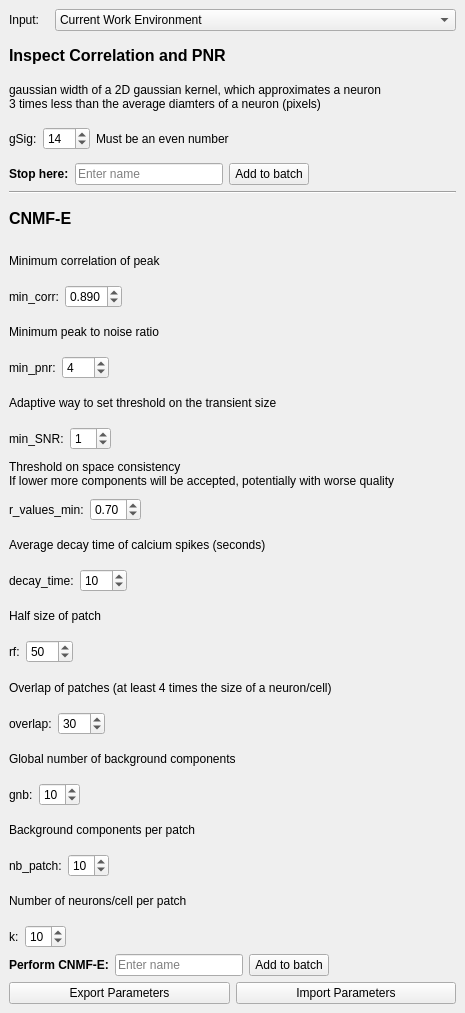
Before: the Qt Designer form mesmerize/viewer/modules/ui_files/cnmfe_pytemplate.ui in kushalkolar/MESmerize, drawn with Qt 5.
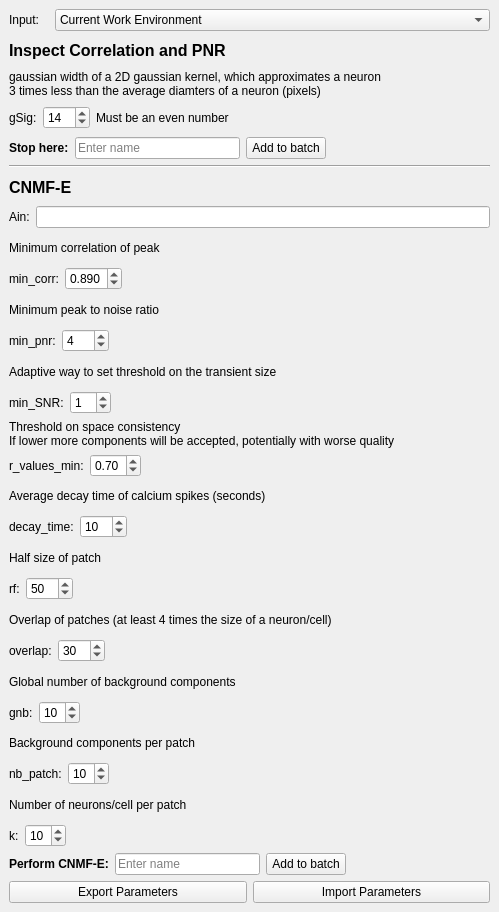
After: the same form once the commit is applied.

Commit message: Added "Ain" for seeded CNMFE.

Diff of the .ui file:
```diff
--- a/mesmerize/viewer/modules/ui_files/cnmfe_pytemplate.ui
+++ b/mesmerize/viewer/modules/ui_files/cnmfe_pytemplate.ui
@@ -9,8 +9,8 @@
    <rect>
     <x>0</x>
     <y>0</y>
-    <width>465</width>
-    <height>1013</height>
+    <width>499</width>
+    <height>912</height>
    </rect>
   </property>
   <property name="floating">
@@ -20,76 +20,8 @@
    <string>&amp;CNMF-E</string>
   </property>
   <widget class="QWidget" name="dockWidgetContents">
-   <layout class="QGridLayout" name="gridLayout">
-    <item row="20" column="0">
-     <layout class="QHBoxLayout" name="horizontalLayout_18">
-      <item>
-       <widget class="QLabel" name="label_26">
-        <property name="text">
-         <string>overlap:</string>
-        </property>
-       </widget>
-      </item>
-      <item>
-       <widget class="QSpinBox" name="spinBoxOverlap">
-        <property name="maximum">
-         <number>999</number>
-        </property>
-        <property name="value">
-         <number>30</number>
-        </property>
-       </widget>
-      </item>
-      <item>
-       <spacer name="horizontalSpacer_11">
-        <property name="orientation">
-         <enum>Qt::Horizontal</enum>
-        </property>
-        <property name="sizeHint" stdset="0">
-         <size>
-          <width>40</width>
-          <height>20</height>
-         </size>
-        </property>
-       </spacer>
-      </item>
-     </layout>
-    </item>
-    <item row="22" column="0">
-     <layout class="QHBoxLayout" name="horizontalLayout_19">
-      <item>
-       <widget class="QLabel" name="label_27">
-        <property name="text">
-         <string>gnb:</string>
-        </property>
-       </widget>
-      </item>
-      <item>
-       <widget class="QSpinBox" name="spinBoxGnb">
-        <property name="maximum">
-         <number>99</number>
-        </property>
-        <property name="value">
-         <number>10</number>
-        </property>
-       </widget>
-      </item>
-      <item>
-       <spacer name="horizontalSpacer_12">
-        <property name="orientation">
-         <enum>Qt::Horizontal</enum>
-        </property>
-        <property name="sizeHint" stdset="0">
-         <size>
-          <width>40</width>
-          <height>20</height>
-         </size>
-        </property>
-       </spacer>
-      </item>
-     </layout>
-    </item>
-    <item row="0" column="0">
+   <layout class="QVBoxLayout" name="verticalLayout">
+    <item>
      <layout class="QHBoxLayout" name="horizontalLayout_4">
       <item>
        <widget class="QLabel" name="label_19">
@@ -121,7 +53,7 @@
       </item>
      </layout>
     </item>
-    <item row="1" column="0">
+    <item>
      <widget class="QLabel" name="label_5">
       <property name="font">
        <font>
@@ -138,7 +70,7 @@
       </property>
      </widget>
     </item>
-    <item row="2" column="0">
+    <item>
      <widget class="QLabel" name="label_2">
       <property name="text">
        <string>gaussian width of a 2D gaussian kernel, which approximates a neuron
@@ -146,7 +78,7 @@
       </property>
      </widget>
     </item>
-    <item row="3" column="0">
+    <item>
      <layout class="QHBoxLayout" name="horizontalLayout">
       <item>
        <widget class="QLabel" name="label">
@@ -193,7 +125,7 @@
       </item>
      </layout>
     </item>
-    <item row="4" column="0">
+    <item>
      <layout class="QHBoxLayout" name="horizontalLayout_3">
       <item>
        <widget class="QLabel" name="label_9">
@@ -237,14 +169,14 @@
       </item>
      </layout>
     </item>
-    <item row="5" column="0">
+    <item>
      <widget class="Line" name="line_2">
       <property name="orientation">
        <enum>Qt::Horizontal</enum>
       </property>
      </widget>
     </item>
-    <item row="6" column="0">
+    <item>
      <widget class="QLabel" name="label_20">
       <property name="font">
        <font>
@@ -258,14 +190,28 @@
       </property>
      </widget>
     </item>
-    <item row="7" column="0">
+    <item>
+     <layout class="QHBoxLayout" name="horizontalLayout_2">
+      <item>
+       <widget class="QLabel" name="label_3">
+        <property name="text">
+         <string>Ain:</string>
+        </property>
+       </widget>
+      </item>
+      <item>
+       <widget class="QLineEdit" name="lineEditAin"/>
+      </item>
+     </layout>
+    </item>
+    <item>
      <widget class="QLabel" name="label_7">
       <property name="text">
        <string>Minimum correlation of peak</string>
       </property>
      </widget>
     </item>
-    <item row="8" column="0">
+    <item>
      <layout class="QHBoxLayout" name="horizontalLayout_6">
       <item>
        <widget class="QLabel" name="label_8">
@@ -305,14 +251,14 @@
       </item>
      </layout>
     </item>
-    <item row="9" column="0">
+    <item>
      <widget class="QLabel" name="label_11">
       <property name="text">
        <string>Minimum peak to noise ratio</string>
       </property>
      </widget>
     </item>
-    <item row="10" column="0">
+    <item>
      <layout class="QHBoxLayout" name="horizontalLayout_7">
       <item>
        <widget class="QLabel" name="label_10">
@@ -346,14 +292,14 @@
       </item>
      </layout>
     </item>
-    <item row="11" column="0">
+    <item>
      <widget class="QLabel" name="label_13">
       <property name="text">
        <string>Adaptive way to set threshold on the transient size</string>
       </property>
      </widget>
     </item>
-    <item row="12" column="0">
+    <item>
      <layout class="QHBoxLayout" name="horizontalLayout_8">
       <item>
        <widget class="QLabel" name="label_12">
@@ -384,7 +330,7 @@
       </item>
      </layout>
     </item>
-    <item row="13" column="0">
+    <item>
      <widget class="QLabel" name="label_14">
       <property name="text">
        <string>Threshold on space consistency 
@@ -392,7 +338,7 @@
       </property>
      </widget>
     </item>
-    <item row="14" column="0">
+    <item>
      <layout class="QHBoxLayout" name="horizontalLayout_9">
       <item>
        <widget class="QLabel" name="label_15">
@@ -429,14 +375,14 @@
       </item>
      </layout>
     </item>
-    <item row="15" column="0">
+    <item>
      <widget class="QLabel" name="label_17">
       <property name="text">
        <string>Average decay time of calcium spikes (seconds)</string>
       </property>
      </widget>
     </item>
-    <item row="16" column="0">
+    <item>
      <layout class="QHBoxLayout" name="horizontalLayout_10">
       <item>
        <widget class="QLabel" name="label_16">
@@ -473,76 +419,14 @@
       </item>
      </layout>
     </item>
-    <item row="27" column="0">
-     <layout class="QHBoxLayout" name="horizontalLayout_11">
-      <item>
-       <widget class="QLabel" name="label_18">
-        <property name="font">
-         <font>
-          <weight>75</weight>
-          <bold>true</bold>
-         </font>
-        </property>
-        <property name="text">
-         <string>Perform CNMF-E:</string>
-        </property>
-       </widget>
-      </item>
-      <item>
-       <widget class="QLineEdit" name="lineEdName">
-        <property name="placeholderText">
-         <string>Enter name</string>
-        </property>
-       </widget>
-      </item>
-      <item>
-       <widget class="QPushButton" name="btnAddToBatchCNMFE">
-        <property name="text">
-         <string>Add to batch</string>
-        </property>
-       </widget>
-      </item>
-      <item>
-       <spacer name="horizontalSpacer_9">
-        <property name="orientation">
-         <enum>Qt::Horizontal</enum>
-        </property>
-        <property name="sizeHint" stdset="0">
-         <size>
-          <width>40</width>
-          <height>20</height>
-         </size>
-        </property>
-       </spacer>
-      </item>
-     </layout>
-    </item>
-    <item row="28" column="0">
-     <layout class="QHBoxLayout" name="horizontalLayout_12">
-      <item>
-       <widget class="QPushButton" name="btnExport">
-        <property name="text">
-         <string>Export Parameters</string>
-        </property>
-       </widget>
-      </item>
-      <item>
-       <widget class="QPushButton" name="btnImport">
-        <property name="text">
-         <string>Import Parameters</string>
-        </property>
-       </widget>
-      </item>
-     </layout>
-    </item>
-    <item row="21" column="0">
-     <widget class="QLabel" name="label_28">
+    <item>
+     <widget class="QLabel" name="label_24">
       <property name="text">
-       <string>Global number of background components</string>
+       <string>Half size of patch</string>
       </property>
      </widget>
     </item>
-    <item row="18" column="0">
+    <item>
      <layout class="QHBoxLayout" name="horizontalLayout_13">
       <item>
        <widget class="QLabel" name="label_21">
@@ -576,26 +460,67 @@
       </item>
      </layout>
     </item>
-    <item row="19" column="0">
+    <item>
      <widget class="QLabel" name="label_25">
       <property name="text">
        <string>Overlap of patches (at least 4 times the size of a neuron/cell)</string>
       </property>
      </widget>
     </item>
-    <item row="26" column="0">
-     <layout class="QHBoxLayout" name="horizontalLayout_21">
+    <item>
+     <layout class="QHBoxLayout" name="horizontalLayout_18">
       <item>
-       <widget class="QLabel" name="label_31">
+       <widget class="QLabel" name="label_26">
         <property name="text">
-         <string>k:</string>
+         <string>overlap:</string>
         </property>
        </widget>
       </item>
       <item>
-       <widget class="QSpinBox" name="spinBoxK">
-        <property name="minimum">
-         <number>1</number>
+       <widget class="QSpinBox" name="spinBoxOverlap">
+        <property name="maximum">
+         <number>999</number>
+        </property>
+        <property name="value">
+         <number>30</number>
+        </property>
+       </widget>
+      </item>
+      <item>
+       <spacer name="horizontalSpacer_11">
+        <property name="orientation">
+         <enum>Qt::Horizontal</enum>
+        </property>
+        <property name="sizeHint" stdset="0">
+         <size>
+          <width>40</width>
+          <height>20</height>
+         </size>
+        </property>
+       </spacer>
+      </item>
+     </layout>
+    </item>
+    <item>
+     <widget class="QLabel" name="label_28">
+      <property name="text">
+       <string>Global number of background components</string>
+      </property>
+     </widget>
+    </item>
+    <item>
+     <layout class="QHBoxLayout" name="horizontalLayout_19">
+      <item>
+       <widget class="QLabel" name="label_27">
+        <property name="text">
+         <string>gnb:</string>
+        </property>
+       </widget>
+      </item>
+      <item>
+       <widget class="QSpinBox" name="spinBoxGnb">
+        <property name="maximum">
+         <number>99</number>
         </property>
         <property name="value">
          <number>10</number>
@@ -603,7 +528,7 @@
        </widget>
       </item>
       <item>
-       <spacer name="horizontalSpacer_14">
+       <spacer name="horizontalSpacer_12">
         <property name="orientation">
          <enum>Qt::Horizontal</enum>
         </property>
@@ -617,14 +542,14 @@
       </item>
      </layout>
     </item>
-    <item row="23" column="0">
+    <item>
      <widget class="QLabel" name="label_30">
       <property name="text">
        <string>Background components per patch</string>
       </property>
      </widget>
     </item>
-    <item row="24" column="0">
+    <item>
      <layout class="QHBoxLayout" name="horizontalLayout_20">
       <item>
        <widget class="QLabel" name="label_29">
@@ -658,20 +583,109 @@
       </item>
      </layout>
     </item>
-    <item row="17" column="0">
-     <widget class="QLabel" name="label_24">
-      <property name="text">
-       <string>Half size of patch</string>
-      </property>
-     </widget>
-    </item>
-    <item row="25" column="0">
+    <item>
      <widget class="QLabel" name="label_32">
       <property name="text">
        <string>Number of neurons/cell per patch</string>
       </property>
      </widget>
     </item>
+    <item>
+     <layout class="QHBoxLayout" name="horizontalLayout_21">
+      <item>
+       <widget class="QLabel" name="label_31">
+        <property name="text">
+         <string>k:</string>
+        </property>
+       </widget>
+      </item>
+      <item>
+       <widget class="QSpinBox" name="spinBoxK">
+        <property name="minimum">
+         <number>1</number>
+        </property>
+        <property name="value">
+         <number>10</number>
+        </property>
+       </widget>
+      </item>
+      <item>
+       <spacer name="horizontalSpacer_14">
+        <property name="orientation">
+         <enum>Qt::Horizontal</enum>
+        </property>
+        <property name="sizeHint" stdset="0">
+         <size>
+          <width>40</width>
+          <height>20</height>
+         </size>
+        </property>
+       </spacer>
+      </item>
+     </layout>
+    </item>
+    <item>
+     <layout class="QHBoxLayout" name="horizontalLayout_11">
+      <item>
+       <widget class="QLabel" name="label_18">
+        <property name="font">
+         <font>
+          <weight>75</weight>
+          <bold>true</bold>
+         </font>
+        </property>
+        <property name="text">
+         <string>Perform CNMF-E:</string>
+        </property>
+       </widget>
+      </item>
+      <item>
+       <widget class="QLineEdit" name="lineEdName">
+        <property name="placeholderText">
+         <string>Enter name</string>
+        </property>
+       </widget>
+      </item>
+      <item>
+       <widget class="QPushButton" name="btnAddToBatchCNMFE">
+        <property name="text">
+         <string>Add to batch</string>
+        </property>
+       </widget>
+      </item>
+      <item>
+       <spacer name="horizontalSpacer_9">
+        <property name="orientation">
+         <enum>Qt::Horizontal</enum>
+        </property>
+        <property name="sizeHint" stdset="0">
+         <size>
+          <width>40</width>
+          <height>20</height>
+         </size>
+        </property>
+       </spacer>
+      </item>
+     </layout>
+    </item>
+    <item>
+     <layout class="QHBoxLayout" name="horizontalLayout_12">
+      <item>
+       <widget class="QPushButton" name="btnExport">
+        <property name="text">
+         <string>Export Parameters</string>
+        </property>
+       </widget>
+      </item>
+      <item>
+       <widget class="QPushButton" name="btnImport">
+        <property name="text">
+         <string>Import Parameters</string>
+        </property>
+       </widget>
+      </item>
+     </layout>
+    </item>
    </layout>
   </widget>
  </widget>
```
The commit also changes 4 other files.
